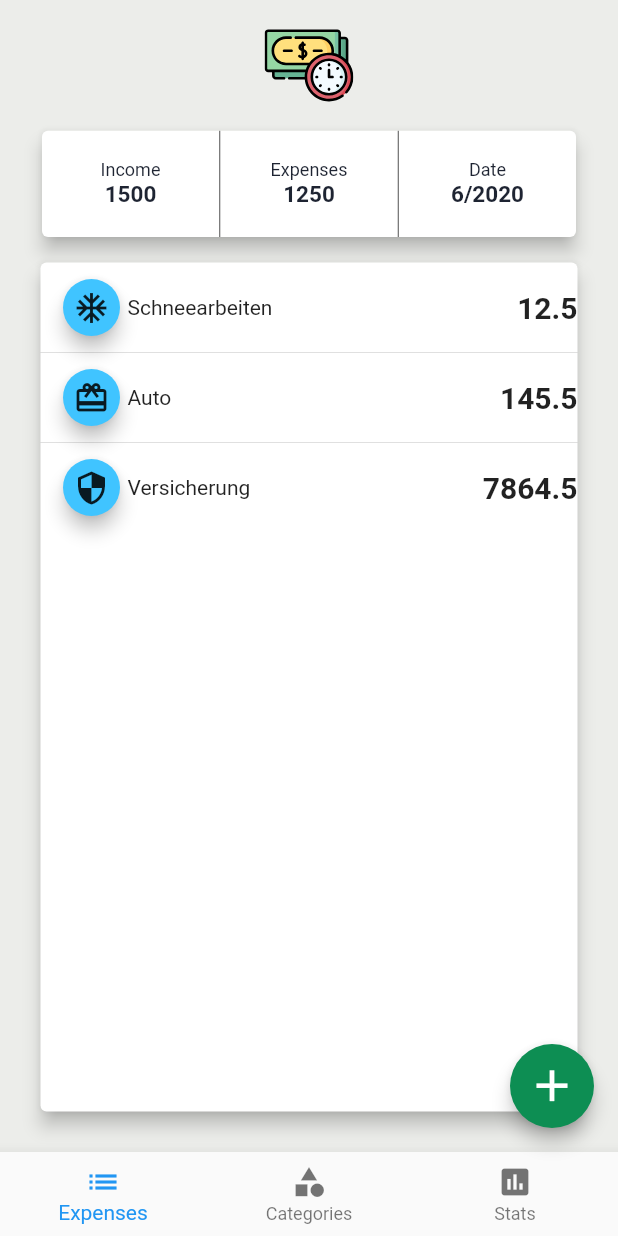
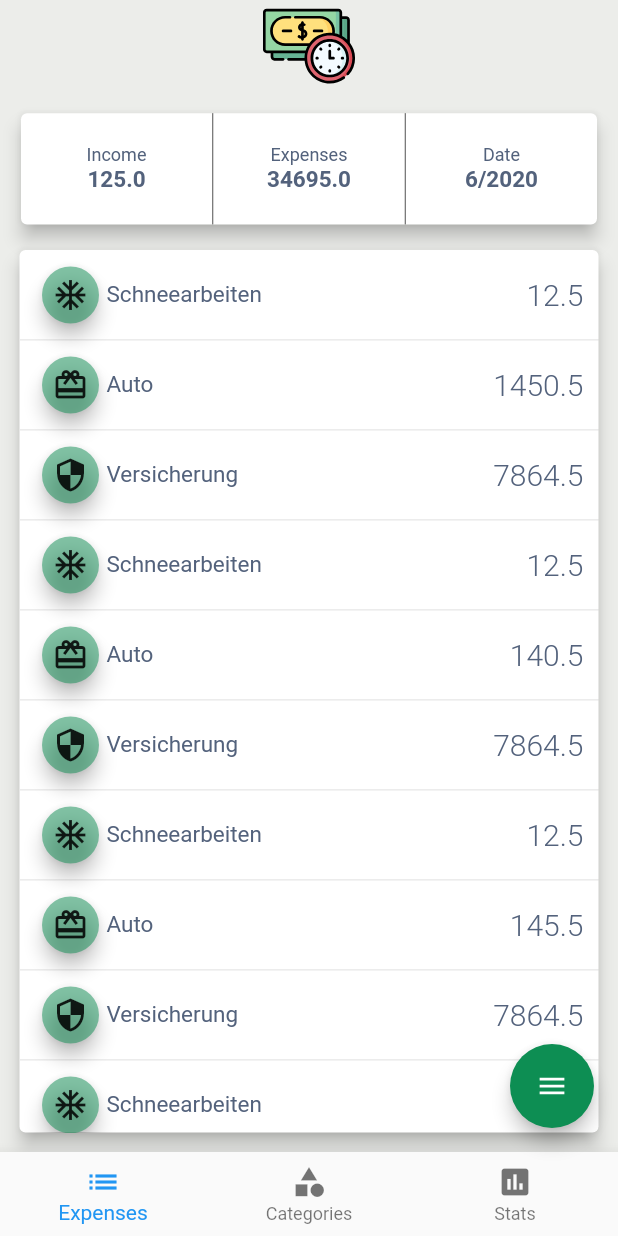
Before and after one commit to ptr-br/Money-Manager, a Flutter app: the MoneyManagerScreen screen opened by its route, on a phone screen of 412 x 824 dp. Run offline on Flutter 3.47's test engine with Material 2 defaults, Android fonts, the phone set to English and light mode, and no system bars; drawn by our look-alikes of flutter_speed_dial; our stand-ins replace flutter_svg, month_picker_dialog.

Commit message:
Layout changes - appearnace chnages of already existing widgets - implemetation of an SpeedDial button to quickly differentiate between a simpel add and a split for entry implemetation of an SpeedDial button to quickly differentiate between a simpel add and a split for entrys

```diff
--- a/lib/components/components_moneymanager/expenses_list.dart
+++ b/lib/components/components_moneymanager/expenses_list.dart
@@ -4,9 +4,9 @@ import './task_tile_moneymanager.dart';
 import '../../models/moneymanager_entrys_data.dart';
 
 class ExpensesList extends StatelessWidget {
-  ExpensesList({this.entries});
+  ExpensesList({this.scrollController});
 
-  final List<String> entries;
+  ScrollController scrollController;
 
 
   @override
@@ -24,6 +24,8 @@ class ExpensesList extends StatelessWidget {
 
 
                 return ListView.separated(
+                  // actual function is located in moneymanager_screen
+                  controller: scrollController,
                   itemCount: entryData.entryCount,
                   separatorBuilder: (BuildContext context, int index) => const Divider(height: 0,),
                   itemBuilder: (BuildContext context, int index){
--- a/lib/components/components_moneymanager/moneymanager_headercard.dart
+++ b/lib/components/components_moneymanager/moneymanager_headercard.dart
@@ -1,14 +1,13 @@
+import 'package:couplemanager/models/moneymanager_entrys_data.dart';
 import 'package:flutter/material.dart';
 import 'package:flutter/widgets.dart';
 import '../../constants.dart';
 import 'package:month_picker_dialog/month_picker_dialog.dart';
+import 'package:provider/provider.dart';
 
 
 class MoneyManagerHeaderCard extends StatefulWidget {
-  MoneyManagerHeaderCard({this.income, this.expanses});
 
-  final int income;
-  final int expanses;
 
   @override
   _MoneyManagerHeaderCardState createState() => _MoneyManagerHeaderCardState();
@@ -25,12 +24,12 @@ class _MoneyManagerHeaderCardState extends State<MoneyManagerHeaderCard> {
         mainAxisAlignment: MainAxisAlignment.spaceAround,
         children: <Widget>[
           //ser
-          HeaderAndValue(name: 'Income', value: widget.income),
+          HeaderAndValue(name: 'Income', value: 125),
           VerticalDivider(
             width: 1,
             color: kDarkColor,
           ),
-          HeaderAndValue(name: 'Expenses', value: widget.expanses),
+          HeaderAndValue(name: 'Expenses', value: Provider.of<EntryData>(context).getExpense),
           VerticalDivider(
             width: 1,
             color: kDarkColor,
@@ -64,12 +63,11 @@ class _MoneyManagerHeaderCardState extends State<MoneyManagerHeaderCard> {
                 textAlign: TextAlign.center,
                 text: TextSpan(
                   text: 'Date\n',
-                  style: TextStyle(fontSize: 12, color: kTextColor),
+                  style: kStyleHeaderHeadline,
                   children: <TextSpan>[
                     TextSpan(
                       text: '${selectedDate.month}/${selectedDate.year}',
-                      style: TextStyle(
-                          fontWeight: FontWeight.bold, fontSize: 15),
+                      style: kStyleHeaderText
                     )
                   ],
                 ),
@@ -87,7 +85,7 @@ class _MoneyManagerHeaderCardState extends State<MoneyManagerHeaderCard> {
 class HeaderAndValue extends StatelessWidget {
   HeaderAndValue({this.value, this.name});
   final String name;
-  final int value;
+  final double value;
 
   @override
   Widget build(BuildContext context) {
@@ -103,11 +101,11 @@ class HeaderAndValue extends StatelessWidget {
           textAlign: TextAlign.center,
           text: TextSpan(
               text: '$name\n',
-              style: TextStyle(fontSize: 12, color: kTextColor),
+              style: kStyleHeaderHeadline,
               children: <TextSpan>[
                 TextSpan(
                   text: '$value',
-                  style: TextStyle(fontWeight: FontWeight.bold, fontSize: 15),
+                  style: kStyleHeaderText,
                 )
               ]),
         ),
--- a/lib/components/components_moneymanager/task_tile_moneymanager.dart
+++ b/lib/components/components_moneymanager/task_tile_moneymanager.dart
@@ -1,10 +1,14 @@
+import 'package:couplemanager/constants.dart';
 import 'package:flutter/cupertino.dart';
 import 'package:flutter/material.dart';
 
-
 class TaskTile extends StatelessWidget {
-
-  TaskTile({this.expense,this.timeStamp,this.icon,this.cardName,this.description});
+  TaskTile(
+      {this.expense,
+      this.timeStamp,
+      this.icon,
+      this.cardName,
+      this.description});
 
   final Icon icon;
   final String cardName;
@@ -12,33 +16,38 @@ class TaskTile extends StatelessWidget {
   final DateTime timeStamp;
   double expense;
 
-
-
   @override
   Widget build(BuildContext context) {
     return Container(
       height: 60,
       child: Row(
-
         children: <Widget>[
-          SizedBox(height: 10, width: 10,),
+          SizedBox(
+            height: 10,
+            width: 10,
+          ),
           RawMaterialButton(
-            constraints: BoxConstraints.tight(Size(38, 38)),
+              constraints: BoxConstraints.tight(Size(38, 38)),
               onPressed: () {},
               elevation: 5,
-              fillColor: Colors.lightBlueAccent,
+              fillColor: kPrimaryColor.withOpacity(0.5),
               shape: CircleBorder(),
-              child: icon
+              child: icon),
+          Expanded(
+            child: Text(
+              '$cardName',
+              style: kStyleCardName),
           ),
-          Expanded(child: Text('$cardName')),
           Expanded(
             child: Text(
               "$expense",
-              style: TextStyle(fontSize: 20, fontWeight: FontWeight.bold),
+              style: kStyleExpenses,
               textAlign: TextAlign.end,
-
-
             ),
+          ),
+          SizedBox(
+            height: 10,
+            width: 10,
           ),
         ],
       ),
--- a/lib/constants.dart
+++ b/lib/constants.dart
@@ -1,6 +1,6 @@
 import 'package:flutter/material.dart';
 
-
+// Used colors in the application
 const kTextColor = Color(0xFF1E2432);
 const kTextMediumColor = Color(0xFF53627C);
 const kTextLightColor = Color(0xFFACB1C0);
@@ -9,3 +9,14 @@ const kBackgroundColor = Color(0xFFECEDEA);
 
 const kCardColor = Color(0xFFFFFFFF);
 const kDarkColor = Color(0xFF505050);
+
+
+
+// Cardstyles
+const kStyleCardName = TextStyle(fontSize: 15, color: kTextMediumColor);
+const kStyleExpenses = TextStyle(fontSize: 20, fontWeight: FontWeight.w300,color: kTextMediumColor);
+
+
+// Header-Card
+const kStyleHeaderHeadline = TextStyle(fontSize: 12, color: kTextMediumColor);
+const kStyleHeaderText =  TextStyle(fontWeight: FontWeight.bold, fontSize: 15);
--- a/lib/models/moneymanager_entrys_data.dart
+++ b/lib/models/moneymanager_entrys_data.dart
@@ -5,7 +5,10 @@ import 'moneymanager_entry.dart';
 
 class EntryData extends ChangeNotifier{
 
- List<Entry> _entrys =[Entry(description: "kleine Beschreibung", icon:Icon(Icons.ac_unit),cardName:"Schneearbeiten", expense: 12.50),Entry(description: "kleine Beschreibung", icon:Icon(Icons.card_giftcard),cardName:"Auto", expense: 145.50), Entry(description: "kleine Beschreibung", icon:Icon(Icons.security),cardName:"Versicherung", expense: 7864.50)];
+ List<Entry> _entrys =[Entry(description: "kleine Beschreibung", icon:Icon(Icons.ac_unit),cardName:"Schneearbeiten", expense: 12.50),Entry(description: "kleine Beschreibung", icon:Icon(Icons.card_giftcard),cardName:"Auto", expense: 1450.50), Entry(description: "kleine Beschreibung", icon:Icon(Icons.security),cardName:"Versicherung", expense: 7864.50),
+   Entry(description: "kleine Beschreibung", icon:Icon(Icons.ac_unit),cardName:"Schneearbeiten", expense: 12.50),Entry(description: "kleine Beschreibung", icon:Icon(Icons.card_giftcard),cardName:"Auto", expense: 140.50), Entry(description: "kleine Beschreibung", icon:Icon(Icons.security),cardName:"Versicherung", expense: 7864.50),
+   Entry(description: "kleine Beschreibung", icon:Icon(Icons.ac_unit),cardName:"Schneearbeiten", expense: 12.50),Entry(description: "kleine Beschreibung", icon:Icon(Icons.card_giftcard),cardName:"Auto", expense: 145.50), Entry(description: "kleine Beschreibung", icon:Icon(Icons.security),cardName:"Versicherung", expense: 7864.50),
+   Entry(description: "kleine Beschreibung", icon:Icon(Icons.ac_unit),cardName:"Schneearbeiten", expense: 12.50),Entry(description: "kleine Beschreibung", icon:Icon(Icons.card_giftcard),cardName:"Auto", expense: 1450.50), Entry(description: "kleine Beschreibung", icon:Icon(Icons.security),cardName:"Versicherung", expense: 7864.50)];
 
  UnmodifiableListView<Entry> get entryData{
    return UnmodifiableListView(_entrys);
@@ -25,5 +28,14 @@ class EntryData extends ChangeNotifier{
    notifyListeners();
  }
 
+ double get getExpense{
+   double income = 0.0;
+   for (Entry entry in _entrys){
+     income += entry.expense;
+   }
+   return income;
+
+ }
+
 
 }
--- a/lib/screens/moneymanager_screen.dart
+++ b/lib/screens/moneymanager_screen.dart
@@ -4,32 +4,52 @@ import 'package:flutter/material.dart';
 import 'package:flutter_svg/flutter_svg.dart';
 import '../components/components_moneymanager/moneymanager_headercard.dart';
 import '../components/components_moneymanager/expenses_list.dart';
-import '../models/moneymanager_entrys_data.dart';
-import 'package:provider/provider.dart';
+import 'package:flutter_speed_dial/flutter_speed_dial.dart';
+import 'package:flutter/rendering.dart';
 
 
-class MoneyManagerScreen extends StatelessWidget {
+class MoneyManagerScreen extends StatefulWidget {
+
   static String id = 'moneymanager_screen';
-  int expanses = 1250;
-  int income = 1500;
+
+
+  @override
+  _MoneyManagerScreenState createState() => _MoneyManagerScreenState();
+}
+
+class _MoneyManagerScreenState extends State<MoneyManagerScreen> {
+
+  ScrollController scrollController;
+  bool dialVisible = true;
+
+
+  // Methods for hiding FAB by scrolling
+  @override
+  void initState() {
+
+    super.initState();
+
+    scrollController = ScrollController()
+      ..addListener(() {
+        setDialVisible(scrollController.position.userScrollDirection == ScrollDirection.forward);
+      });
+  }
+
+  void setDialVisible(bool value) {
+    setState(() {
+      dialVisible = value;
+    });
+  }
+
 
 
   @override
   Widget build(BuildContext context) {
+    //TODO Aufrümen und für alle einzelteile Build Methoden erstellen
     return Scaffold(
-        floatingActionButton: FloatingActionButton(
-          elevation: 5,
-          backgroundColor: kPrimaryColor,
-          onPressed: (){
-          },
-
-          child: Icon(Icons.add,size: 35,),
-
-        ),
       backgroundColor: kBackgroundColor,
       body: SafeArea(
-          child: Padding(
-            padding: const EdgeInsets.all(14.0),
+
           child: Center(
             child: Container(
               child: Column(
@@ -56,17 +76,55 @@ class MoneyManagerScreen extends StatelessWidget {
                       padding: EdgeInsets.fromLTRB(10, 10, 10, 0),
                       height: 220,
                       width: double.maxFinite,
-                        child: MoneyManagerHeaderCard(
-                            income: income, expanses: expanses),
+                      child: MoneyManagerHeaderCard(),
                     ),
                   ),
-                    Expanded(flex: 200, child: ExpensesList()),
+                  Expanded(flex: 200, child: ExpensesList(scrollController: scrollController)),
                 ],
               ),
             ),
           ),
         ),
+
+
+      // speed-dail FAB
+
+      floatingActionButton: SpeedDial(
+        visible: dialVisible,
+        closeManually: false,
+        backgroundColor: kPrimaryColor,
+        elevation: 5.0,
+        animatedIcon: AnimatedIcons.menu_close,
+        animatedIconTheme: IconThemeData(size: 22.0),
+        curve: Curves.bounceIn,
+        tooltip: 'Speed Dial',
+        heroTag: 'speed-dial-hero-tag',
+        foregroundColor: Colors.white,
+
+
+        shape: CircleBorder(),
+        children: [
+          SpeedDialChild(
+            child: Icon(Icons.apps),
+            backgroundColor: kDarkColor,
+            label: 'split expenses',
+            labelStyle: TextStyle(fontSize: 18.0),
+            onTap: () => print('SECOND CHILD'),
           ),
+          SpeedDialChild(
+            child: Icon(Icons.add),
+            backgroundColor: kDarkColor,
+            label: 'add expense',
+            labelStyle: TextStyle(fontSize: 18.0),
+            onTap: () => print('THIRD CHILD'),
+          ),
+        ],
+
+
+      ),
+
+
+      // bottom navigation-bar
       bottomNavigationBar: BottomNavigationBar(
           items: const <BottomNavigationBarItem>[
             BottomNavigationBarItem(
--- a/pubspec.yaml
+++ b/pubspec.yaml
@@ -28,6 +28,8 @@ dependencies:
   month_picker_dialog: ^0.3.2
   syncfusion_flutter_datepicker: ^18.1.54-beta
   provider: ^4.1.2
+  flutter_speed_dial: ^1.2.5
+
 
 
   # The following adds the Cupertino Icons font to your application.
```
Also changed, not shown: pubspec.lock. Lines whose indentation alone changed are shown as unchanged.
